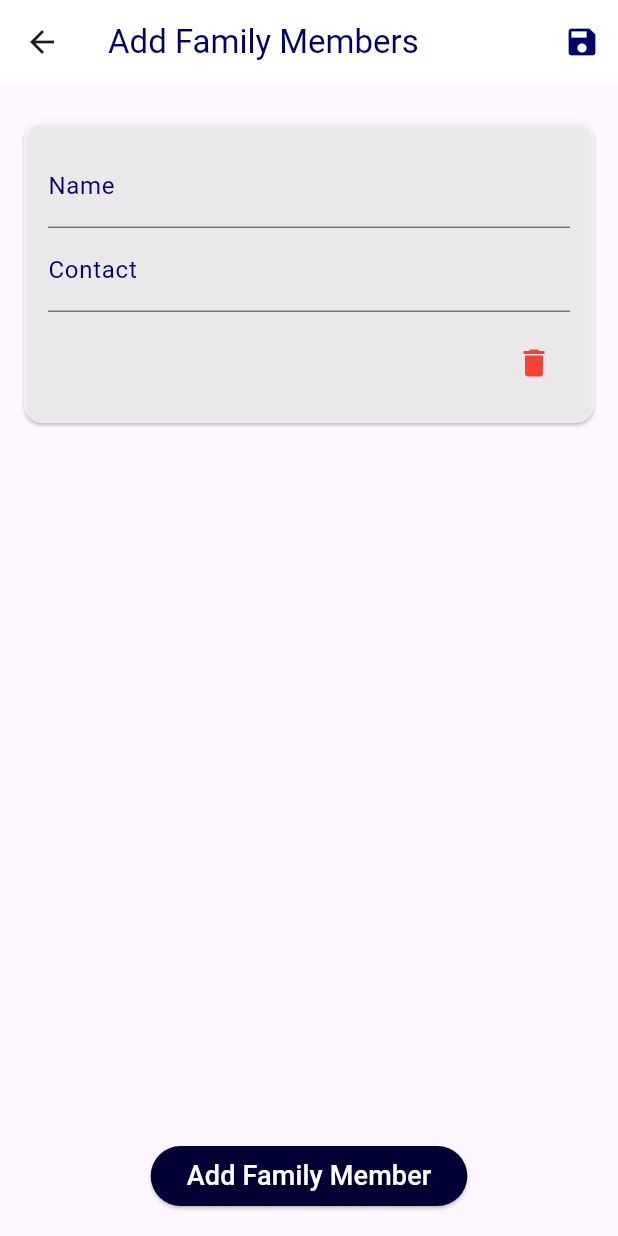
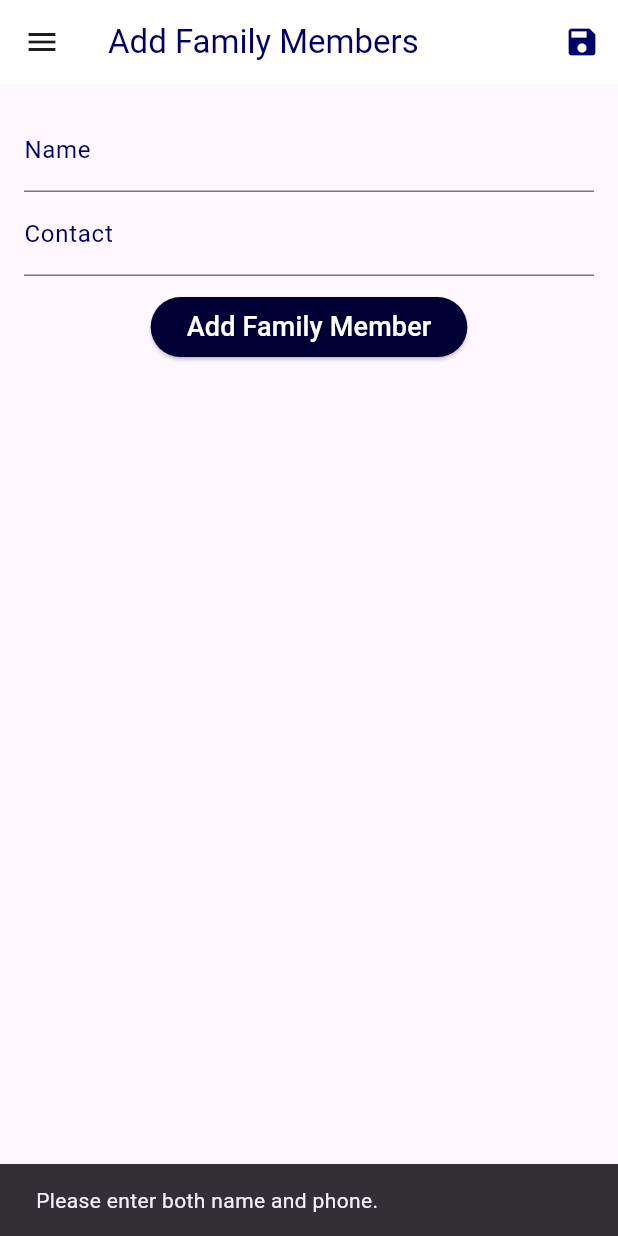
Before and after one commit to AyushSingh4321/suraksha, a Flutter app: the Familymembersscreen screen opened by its route, after a tap on "Add Family Member", on a phone screen of 412 x 824 dp. Run offline on Flutter 3.47's test engine with Material 3 defaults, Android fonts, the phone set to English and light mode, and no system bars; our stand-ins replace carousel_slider, font_awesome_flutter, google_fonts, image_picker, location.

Commit message:
familyDetailsPersistanceAdded

```diff
--- a/lib/main.dart
+++ b/lib/main.dart
@@ -15,11 +15,29 @@ void main() {
   runApp(const MyApp());
 }
 
-class MyApp extends StatelessWidget {
+class MyApp extends StatefulWidget {
   const MyApp({super.key});
 
   @override
+  State<MyApp> createState() => _MyAppState();
+}
+
+class _MyAppState extends State<MyApp> {
+  @override
+List<FamilyMember> _family = [];
   Widget build(BuildContext context) {
+    void _setList(List<FamilyMember> familyData) {
+      setState(() {
+        print('saved!');
+        _family = familyData;
+        for (int i = 0; i < _family.length; i++) {
+          print(_family[i].name);
+          print(_family[i].phone);
+        }
+        print('kya hua');
+      });
+    }
+
     return MaterialApp(
       debugShowCheckedModeBanner: false,
       title: 'New Project',
@@ -32,7 +50,8 @@ class MyApp extends StatelessWidget {
         TabsScreen.routeName: (ctx) => TabsScreen(),
         Profilescreen.routeName: (ctx) => Profilescreen(),
         Authscreen.routeName: (ctx) => Authscreen(),
-        Familymembersscreen.routeName: (ctx) => Familymembersscreen(),
+        Familymembersscreen.routeName: (ctx) =>
+            Familymembersscreen(_setList, _family),
       },
     );
   }
@@ -110,21 +129,6 @@ class _HomePageState extends State<HomePage> {
 
     return Scaffold(
       drawer: MainDrawer(),
-      // appBar: AppBar(
-      //   title: Container(
-      //     margin: EdgeInsets.all(2),
-      //     padding: EdgeInsets.all(2),
-      //     child: Text(
-      //       'Home',
-      //       style: TextStyle(
-      //         color: Color(0xFF000068),
-      //         fontSize: 30,
-      //         fontWeight: FontWeight.w600,
-      //       ),
-      //     ),
-      //   ),
-      //   backgroundColor: Colors.white60,
-      // ),
       appBar: AppBar(
         backgroundColor: isSafetyMode ? Colors.red[700] : Colors.white,
         title: Text(
@@ -143,13 +147,15 @@ class _HomePageState extends State<HomePage> {
                   fontSize: 16,
                 ),
               ),
-                SizedBox(width: 5,),
+              SizedBox(
+                width: 5,
+              ),
               Transform.scale(
                 scale: 1.3,
-                  child: Container(margin: EdgeInsets.all(3),
+                child: Container(
+                  margin: EdgeInsets.all(3),
                   padding: EdgeInsets.all(4),
                   child: Switch(
-
                     value: isSafetyMode,
                     onChanged: (value) {
                       setState(() {
@@ -237,7 +243,6 @@ class _HomePageState extends State<HomePage> {
                 ),
               ),
             ),
-
             Container(
               decoration: BoxDecoration(color: Colors.white),
               child: Column(
@@ -248,9 +253,7 @@ class _HomePageState extends State<HomePage> {
                     style: GoogleFonts.aleo(
                       fontSize: 23,
                       fontWeight: FontWeight.w700,
-                      color: isSafetyMode
-                          ? Colors.red
-                          : Color(0xFF000035),
+                      color: isSafetyMode ? Colors.red : Color(0xFF000035),
                     ),
                   ),
                   SizedBox(height: 20),
@@ -264,9 +267,8 @@ class _HomePageState extends State<HomePage> {
                               vertical: 8.0, horizontal: 15.0),
                           padding: const EdgeInsets.all(10.0),
                           decoration: BoxDecoration(
-                            color: isSafetyMode
-                                ? Colors.red
-                                : Color(0xFF000035),
+                            color:
+                                isSafetyMode ? Colors.red : Color(0xFF000035),
                             borderRadius: BorderRadius.circular(10.0),
                             boxShadow: const [
                               BoxShadow(
@@ -284,7 +286,7 @@ class _HomePageState extends State<HomePage> {
                                 style: GoogleFonts.belanosima(
                                   fontSize: 18,
                                   fontWeight: FontWeight.w600,
-                                  color:  Colors.white,
+                                  color: Colors.white,
                                 ),
                               ),
                               SizedBox(height: 5),
@@ -293,7 +295,7 @@ class _HomePageState extends State<HomePage> {
                                 style: GoogleFonts.aboreto(
                                   fontSize: 16,
                                   fontWeight: FontWeight.w600,
-                                  color:  Colors.white,
+                                  color: Colors.white,
                                 ),
                               ),
                             ],
@@ -311,19 +313,46 @@ class _HomePageState extends State<HomePage> {
     );
   }
 }
+
 final List<Map<String, String>> helplineNumbers = [
-  {'Help Available on': 'National Commission for Women Helpline', 'Contact': '7827170170'},
-  {'Help Available on': 'Central Social Welfare Board -Police Helpline', 'Contact': '1091/ 1291, (011) 23317004'},
+  {
+    'Help Available on': 'National Commission for Women Helpline',
+    'Contact': '7827170170'
+  },
+  {
+    'Help Available on': 'Central Social Welfare Board -Police Helpline',
+    'Contact': '1091/ 1291, (011) 23317004'
+  },
   {'Help Available on': 'Shakti Shalini', 'Contact': '10920'},
-  {'Help Available on': 'Shakti Shalini - women\'s shelter', 'Contact': '(011) 24373736/ 24373737'},
+  {
+    'Help Available on': 'Shakti Shalini - women\'s shelter',
+    'Contact': '(011) 24373736/ 24373737'
+  },
   {'Help Available on': 'SAARTHAK', 'Contact': '(011) 26853846/ 26524061'},
-  {'Help Available on': 'All India Women\'s Conference', 'Contact': '10921/ (011) 23389680'},
+  {
+    'Help Available on': 'All India Women\'s Conference',
+    'Contact': '10921/ (011) 23389680'
+  },
   {'Help Available on': 'JAGORI', 'Contact': '(011) 26692700'},
   {'Help Available on': 'JAGORI Contact', 'Contact': '+918800996640'},
-  {'Help Available on': 'Joint Women\'s Programme (also has branches in Bangalore, Kolkata, Chennai)', 'Contact': '(011) 24619821'},
-  {'Help Available on': 'Sakshi - violence intervention center', 'Contact': '(0124) 2562336/ 5018873'},
-  {'Help Available on': 'Saheli - a women\'s organization', 'Contact': '(011) 24616485 (Saturdays)'},
+  {
+    'Help Available on':
+        'Joint Women\'s Programme (also has branches in Bangalore, Kolkata, Chennai)',
+    'Contact': '(011) 24619821'
+  },
+  {
+    'Help Available on': 'Sakshi - violence intervention center',
+    'Contact': '(0124) 2562336/ 5018873'
+  },
+  {
+    'Help Available on': 'Saheli - a women\'s organization',
+    'Contact': '(011) 24616485 (Saturdays)'
+  },
   {'Help Available on': 'Nirmal Niketan', 'Contact': '(011) 27859158'},
   {'Help Available on': 'Nari Raksha Samiti', 'Contact': '(011) 23973949'},
-  {'Help Available on': 'RAHI - A support centre for women survivors of child sexual abuse', 'Contact': '(011) 26238466/ 26224042, 26227647'},
+  {
+    'Help Available on':
+        'RAHI - A support centre for women survivors of child sexual abuse',
+    'Contact': '(011) 26238466/ 26224042, 26227647'
+  },
 ];
--- a/lib/screens/familyMembersScreen.dart
+++ b/lib/screens/familyMembersScreen.dart
@@ -1,39 +1,99 @@
 import 'package:flutter/material.dart';
+import 'package:new_project/widgets/main_drawer.dart';
 
 class Familymembersscreen extends StatefulWidget {
-  const Familymembersscreen({super.key});
   static const routeName = '/family';
+  final Function? saveData;
+  final List<FamilyMember> familyMembers;
+
+  Familymembersscreen(this.saveData, this.familyMembers);
 
   @override
   State<Familymembersscreen> createState() => _FamilymembersscreenState();
 }
 
 class _FamilymembersscreenState extends State<Familymembersscreen> {
-  List<FamilyMember> familyMembers = [];
+  TextEditingController nameController = TextEditingController();
+  TextEditingController phoneController = TextEditingController();
 
-  // Add a new family member input fields
-  void _addFamilyMember() {
+  // Function to add a new family member
+  void adder() {
+    if (nameController.text.isNotEmpty && phoneController.text.isNotEmpty) {
+      setState(() {
+        widget.familyMembers.add(FamilyMember(
+          nameController.text,
+          phoneController.text,
+        ));
+        print(nameController.text);
+        print(phoneController.text);
+      });
+      nameController.clear();
+      phoneController.clear();
+    } else {
+      // Optionally handle empty inputs, e.g., show a warning dialog
+      ScaffoldMessenger.of(context).showSnackBar(
+        SnackBar(content: Text('Please enter both name and phone.')),
+      );
+    }
+  }
+
+  // Function to remove a family member
+  void onRemove(FamilyMember member) {
     setState(() {
-      familyMembers.add(FamilyMember());
+      widget.familyMembers.remove(member);
     });
   }
 
-  // Save function to print family members' details
-  void _saveFamilyMembers() {
-    for (var member in familyMembers) {
-      print('Name: ${member.nameController.text}, Contact: ${member.contactController.text}');
-    }
+  Widget card(FamilyMember member) {
+    return Card(
+      color: Colors.white70,
+      margin: EdgeInsets.symmetric(vertical: 8),
+      child: Padding(
+        padding: const EdgeInsets.all(16.0),
+        child: Row(
+          mainAxisAlignment: MainAxisAlignment.spaceBetween,
+          children: [
+            Column(
+              crossAxisAlignment: CrossAxisAlignment.start,
+              children: [
+                Text(member.name),
+                Text(member.phone),
+              ],
+            ),
+            IconButton(
+              icon: Icon(Icons.delete, color: Colors.red),
+              onPressed: () => onRemove(member),
+            ),
+          ],
+        ),
+      ),
+    );
   }
 
   @override
   Widget build(BuildContext context) {
     return Scaffold(
+      drawer: MainDrawer(),
       appBar: AppBar(
-        title: Text('Add Family Members',style: TextStyle(color: Color(0xFF000068)),),
+        title: Text(
+          'Add Family Members',
+          style: TextStyle(color: Color(0xFF000068)),
+        ),
         actions: [
           IconButton(
-            onPressed: _saveFamilyMembers,
-            icon: Icon(Icons.save,color: Color(0xFF000068),),
+            onPressed: () {
+              // Save data functionality
+              for (var i = 0; i < widget.familyMembers.length;i++)
+               { print(widget.familyMembers[i].name);
+                print(widget.familyMembers[i].phone);}
+              if (widget.saveData != null) {
+                widget.saveData!(widget.familyMembers);
+              }
+            },
+            icon: Icon(
+              Icons.save,
+              color: Color(0xFF000068),
+            ),
             tooltip: 'Save',
           ),
         ],
@@ -43,63 +103,15 @@ class _FamilymembersscreenState extends State<Familymembersscreen> {
         padding: const EdgeInsets.all(16.0),
         child: Column(
           children: [
-            Expanded(
-              child: ListView.builder(
-                itemCount: familyMembers.length,
-                itemBuilder: (context, index) {
-                  return FamilyMemberInput(
-                    familyMember: familyMembers[index],
-                    onRemove: () {
-                      setState(() {
-                        familyMembers.removeAt(index);
-                      });
-                    },
-                  );
-                },
-              ),
-            ),
-            SizedBox(height: 20),
-            ElevatedButton(
-              onPressed: _addFamilyMember,
-              child: Text(
-                'Add Family Member',
-                style: TextStyle(color: Colors.white, fontSize: 18),
-              ),
-              style: ElevatedButton.styleFrom(backgroundColor: Color(0xFF000035)),
-            ),
-          ],
-        ),
-      ),
-    );
-  }
-}
-
-// Family member input widget
-class FamilyMemberInput extends StatelessWidget {
-  final FamilyMember familyMember;
-  final VoidCallback onRemove;
-
-  FamilyMemberInput({required this.familyMember, required this.onRemove});
-
-  @override
-  Widget build(BuildContext context) {
-    return Card(
-      color: Colors.white70,
-      margin: EdgeInsets.symmetric(vertical: 8),
-      child: Padding(
-        padding: const EdgeInsets.all(16.0),
-        child: Column(
-          crossAxisAlignment: CrossAxisAlignment.start,
-          children: [
             TextField(
-              controller: familyMember.nameController,
+              controller: nameController,
               decoration: InputDecoration(
                 labelText: 'Name',
                 labelStyle: TextStyle(color: Color(0xFF000068)),
               ),
             ),
             TextField(
-              controller: familyMember.contactController,
+              controller: phoneController,
               decoration: InputDecoration(
                 labelText: 'Contact',
                 labelStyle: TextStyle(color: Color(0xFF000068)),
@@ -107,11 +119,23 @@ class FamilyMemberInput extends StatelessWidget {
               keyboardType: TextInputType.phone,
             ),
             SizedBox(height: 10),
-            Align(
-              alignment: Alignment.bottomRight,
-              child: IconButton(
-                icon: Icon(Icons.delete, color: Colors.red),
-                onPressed: onRemove,
+            ElevatedButton(
+              onPressed: adder,
+              child: Text(
+                'Add Family Member',
+                style: TextStyle(color: Colors.white, fontSize: 18),
+              ),
+              style: ElevatedButton.styleFrom(
+                backgroundColor: Color(0xFF000035),
+              ),
+            ),
+            SizedBox(height: 20),
+            Expanded(
+              child: ListView.builder(
+                itemCount: widget.familyMembers.length,
+                itemBuilder: (ctx, index) {
+                  return card(widget.familyMembers[index]);
+                },
               ),
             ),
           ],
@@ -123,6 +147,7 @@ class FamilyMemberInput extends StatelessWidget {
 
 // Model for a family member
 class FamilyMember {
-  TextEditingController nameController = TextEditingController();
-  TextEditingController contactController = TextEditingController();
+  String name;
+  String phone;
+  FamilyMember(this.name, this.phone);
 }
--- a/lib/screens/profileScreen.dart
+++ b/lib/screens/profileScreen.dart
@@ -1,6 +1,7 @@
 import 'dart:io'; // For File handling
 import 'package:flutter/material.dart';
 import 'package:image_picker/image_picker.dart';
+import 'package:new_project/widgets/main_drawer.dart';
 
 import '../pickers/user_image_picker.dart';
 
@@ -42,6 +43,7 @@ class _ProfilescreenState extends State<Profilescreen> {
   @override
   Widget build(BuildContext context) {
     return Scaffold(
+      drawer: MainDrawer(),
       appBar: AppBar(
         title: Text('Profile',style: TextStyle(color: Color(0xFF000068)),),
       ),
--- a/lib/screens/uneasyScreen.dart
+++ b/lib/screens/uneasyScreen.dart
@@ -1,4 +1,5 @@
 import 'package:flutter/material.dart';
+import 'package:new_project/widgets/main_drawer.dart';
 
 class Uneasyscreen extends StatefulWidget {
   static const routeName = '/uneasy';
@@ -17,7 +18,7 @@ class _UneasyscreenState extends State<Uneasyscreen> {
   Widget build(BuildContext context) {
     final deviceSize = MediaQuery.of(context).size;
     return Scaffold(
-
+      drawer: MainDrawer(),
       appBar: AppBar(
         title: Text(
           'Uneasy',
```
Also changed, not shown: lib/widgets/main_drawer.dart (+7 -3 lines). Lines whose indentation alone changed are shown as unchanged.
